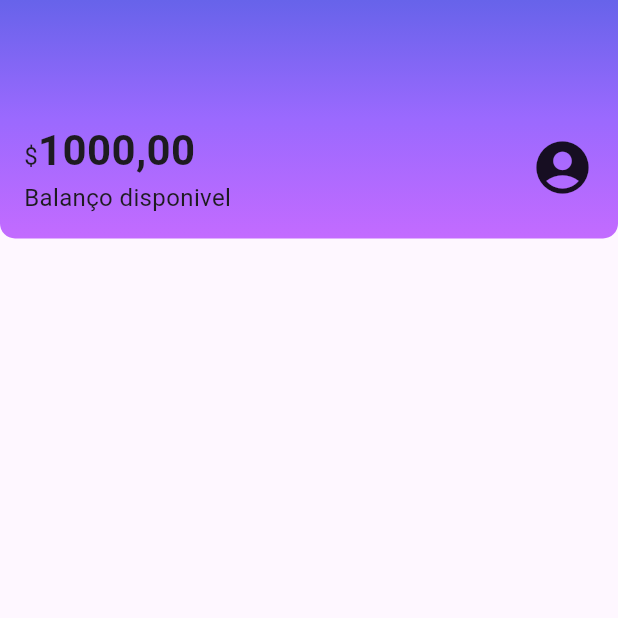
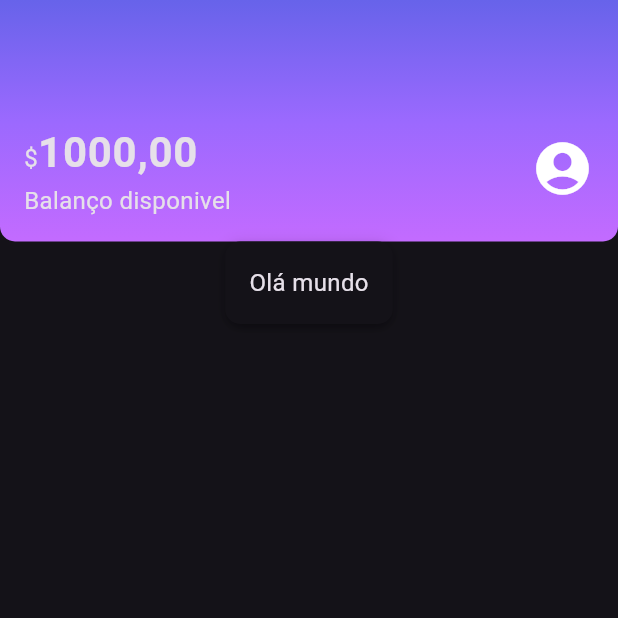
Before and after one commit to limamateus/bank, a Flutter app: the screen it shows after launch, on a phone screen of 412 x 824 dp, the top half of it. Run offline on Flutter 3.47's test engine with Material 3 defaults, Android fonts, the phone set to English and light mode, and no system bars.

Commit message:
4 - feat: criar componente BoxCard com theme personalizado e refatorar layout
    Adicionado o componente BoxCard para uso futuro na aplicação.
    Implementado um theme personalizado seguindo boas práticas para facilitar manutenção e extensibilidade.
    Refatoração realizada nos seguintes arquivos para utilizar o novo theme:
    header
    home_screen
    main

```diff
--- a/lib/main.dart
+++ b/lib/main.dart
@@ -1,4 +1,5 @@
 import 'package:bank/screens/Home/home_screen.dart';
+import 'package:bank/screens/theme/my_theme.dart';
 import 'package:flutter/material.dart';
 
 void main() {
@@ -12,6 +13,7 @@ class Bank extends StatelessWidget {
   Widget build(BuildContext context) {
     return  MaterialApp(
       title: "Bank",
+      theme: MyTheme,
       home: Home(),
     );
   }
--- a/lib/screens/Home/home_screen.dart
+++ b/lib/screens/Home/home_screen.dart
@@ -1,3 +1,4 @@
+import 'package:bank/screens/components/box_card.dart';
 import 'package:bank/screens/components/sections/header.dart';
 import 'package:flutter/material.dart';
 
@@ -11,6 +12,7 @@ class Home extends StatelessWidget {
       body: Column(
         children: [
           Header(),
+          BoxCard(boxContent: Text("Olá mundo"))
         ],
       ),
     );
--- /dev/null
+++ b/lib/screens/components/box_card.dart
@@ -0,0 +1,21 @@
+import 'package:flutter/material.dart';
+
+class BoxCard extends StatelessWidget {
+// Este Widget foi criado para ser um componente reutilizável, permitindo a criação de vários cards com o mesmo formato,
+// mas com conteúdos diferentes em cada um. Assim, podemos manter a consistência no layout, enquanto variamos as informações exibidas.
+  final Widget boxContent;
+  const BoxCard({super.key, required this.boxContent});
+
+  @override
+  Widget build(BuildContext context) {
+    return  Container(
+    padding: const EdgeInsets.all(16),
+      decoration: BoxDecoration(
+        boxShadow: kElevationToShadow[3],
+        borderRadius: BorderRadius.circular(10),
+        color: Theme.of(context).cardColor,
+      ),
+      child: boxContent,
+    );
+  }
+}
--- a/lib/screens/components/sections/header.dart
+++ b/lib/screens/components/sections/header.dart
@@ -1,3 +1,4 @@
+import 'package:bank/screens/theme/theme_colors.dart';
 import 'package:flutter/material.dart';
 
 class Header extends StatelessWidget {
@@ -13,13 +14,8 @@ class Header extends StatelessWidget {
             //A propriedade gradient: LinearGradient dentro do BoxDecoration serve para aplicar um gradiente de cores, criando uma transição suave entre duas ou mais cores em uma direção específica (horizontal, vertical, diagonal, etc.). Ela é importante para criar efeitos visuais mais atraentes e dinâmicos no fundo de um contêiner.
             begin: Alignment.topCenter, // Começo
             end: Alignment.bottomCenter, // Fim
-          colors: <Color>[
-            // Cores
-            Color.fromRGBO(103, 99, 234, 1.0),
-            Color.fromRGBO(155, 105, 254, 1.0),
-            Color.fromRGBO(195, 107, 255, 1.0),
-          ],
-        ),
+            colors: // Cores
+                ThemeColors.headerGradient),
         borderRadius: BorderRadius.vertical(
           //A propriedade borderRadius: BorderRadius.vertical no BoxDecoration serve para arredondar os cantos superiores e inferiores de um contêiner de forma diferente. Ela permite definir raios de curvatura específicos para os cantos superior e inferior, proporcionando um estilo visual mais personaliza
           bottom: Radius.circular(10),
@@ -47,24 +43,14 @@ class Header extends StatelessWidget {
                 //   ),
                 Text.rich(
                   // O Text.rich serve para exibir texto com diferentes estilos em uma única linha ou bloco, permitindo aplicar estilos distintos a partes do texto
-                  TextSpan(
-                      text: '\$',
-                      style: TextStyle(fontSize: 16), // tamanho da fonte,
-                      children: [
+                  TextSpan(text: '\$', children: [
                     TextSpan(
                       text: '1000,00',
-                          style: TextStyle(
-                            fontSize: 28, // tamanho da fonte
-                            fontWeight: FontWeight
-                                .bold, // fontWeight serve para definir a espessura da fonte
-                          ),
+                      style: Theme.of(context).textTheme.bodyLarge
                     )
                   ]),
                 ),
-                Text("Balanço disponivel",
-                    style: TextStyle(
-                        fontSize: 16) // fontSize serve para aumentar a font.
-                    )
+                Text("Balanço disponivel")
               ],
             ),
             Icon(
--- /dev/null
+++ b/lib/screens/theme/my_theme.dart
@@ -0,0 +1,17 @@
+import 'package:bank/screens/theme/theme_colors.dart';
+import 'package:flutter/material.dart';
+
+ThemeData MyTheme = ThemeData(
+  primarySwatch: ThemeColors.primaryColor,
+  primaryColor: ThemeColors.primaryColor,
+  brightness: Brightness.dark,
+  textTheme: TextTheme(
+    bodyMedium: TextStyle(
+      fontSize: 16,
+    ),
+    bodyLarge: TextStyle(
+      fontSize: 28,
+      fontWeight: FontWeight.bold,
+    ),
+  ),
+);
--- /dev/null
+++ b/lib/screens/theme/theme_colors.dart
@@ -0,0 +1,11 @@
+import 'package:flutter/material.dart';
+
+class ThemeColors{
+  static const MaterialColor primaryColor = Colors.purple;
+  static const List<Color> headerGradient = [
+    // Cores
+    Color.fromRGBO(103, 99, 234, 1.0),
+    Color.fromRGBO(155, 105, 254, 1.0),
+    Color.fromRGBO(195, 107, 255, 1.0),
+  ];
+}
```
Lines whose indentation alone changed are shown as unchanged.
